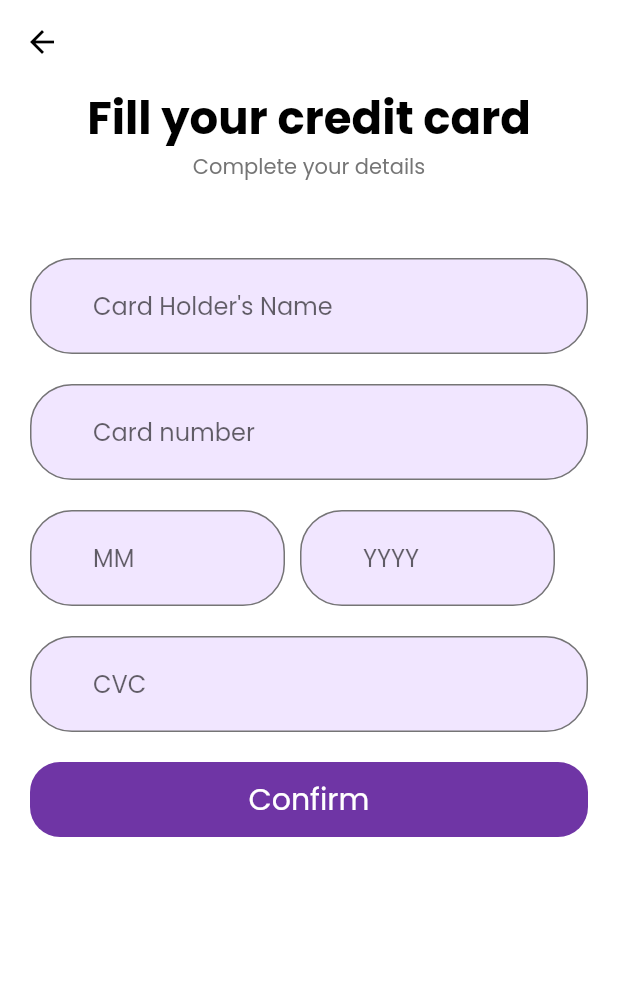
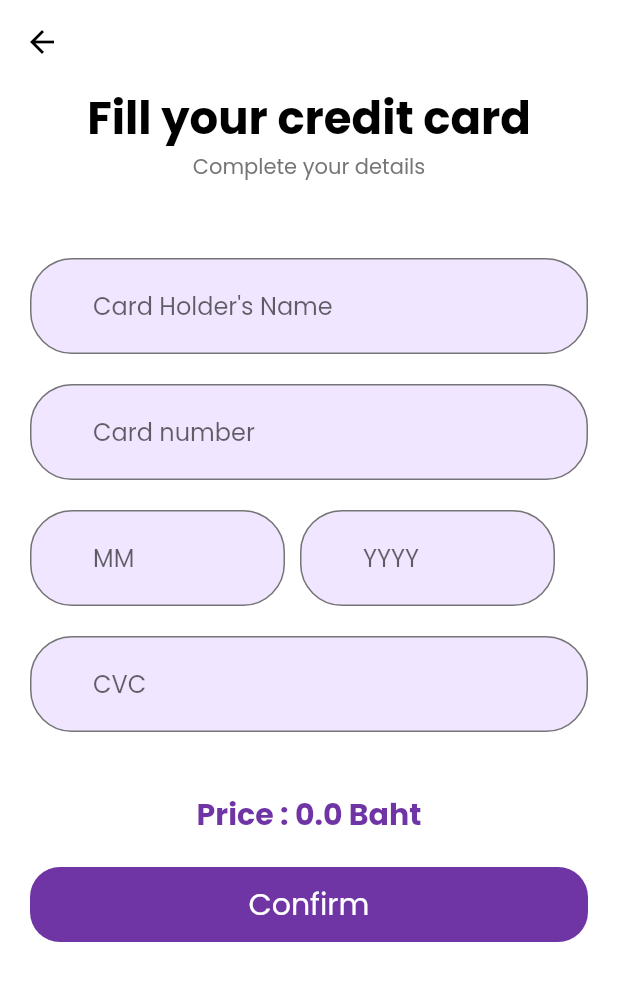
Before and after one commit to bbestbt/Smart-Locker, a Flutter app: the CreditScreen screen opened directly with empty values, on a phone screen of 412 x 824 dp. Shown: the top 981 px of the screen. Run offline on Flutter 3.47's test engine with Material 2 defaults, Android fonts, the phone set to English and light mode, and no system bars; our stand-ins replace flutter_svg, get_it, mask_text_input_formatter, shared_preferences; missing offline and left inert: barcode_scan, email_auth; accounts and stored records are empty.

Commit message:
show price in payment

```diff
--- a/lib/screens/booked_detail/booked_form.dart
+++ b/lib/screens/booked_detail/booked_form.dart
@@ -216,7 +216,7 @@ class _BookedFormState extends State<BookedForm> {
             height: 20,
           ),
 
-          Text(lockerId.toString()),
+          //Text(lockerId.toString()),
           //  Text(email),
 
           // Row(
--- /dev/null
+++ b/lib/screens/booked_detail/lockerOption.dart
@@ -0,0 +1,4 @@
+import 'package:flutter/material.dart';
+import 'package:http/http.dart' as http;
+import 'dart:convert';
+import 'package:shared_preferences/shared_preferences.dart';
--- a/lib/screens/payment/card/creditCard.dart
+++ b/lib/screens/payment/card/creditCard.dart
@@ -18,14 +18,8 @@ class CreditCard extends StatefulWidget {
   _CreditCardState createState() => _CreditCardState(price);
 }
 
-Future<CardModel> addCard(
-  String name,
-  String cardNumber,
-  int month,
-  int year,
-  String cvc,
-  double price
-) async {
+Future<CardModel> addCard(String name, String cardNumber, int month, int year,
+    String cvc, double price) async {
   var response = await http.post(
       Uri.https('smart-locker-api.azurewebsites.net', 'api/Charge/pay'),
       headers: {
@@ -118,6 +112,17 @@ class _CreditCardState extends State<CreditCard> {
             buildCVCFormField(),
             SizedBox(height: 20),
             FormError(errors: errors),
+            SizedBox(height: 20),
+            Row(
+              mainAxisAlignment: MainAxisAlignment.center,
+              children: [
+                Text("Price : ",style: TextStyle(fontSize: 20,color: Color(0xFF6F35A5),fontWeight: FontWeight.bold),),
+                Text(
+                  price.toString() + " Baht",style: TextStyle(fontSize: 20,color: Color(0xFF6F35A5),fontWeight: FontWeight.bold),
+                ),
+              ],
+            ),
+            SizedBox(height: 20),
             DefaultButton(
               text: "Confirm",
               press: () async {
@@ -133,8 +138,8 @@ class _CreditCardState extends State<CreditCard> {
                   print(year);
                   print(cvc);
 
-                  CardModel data =
-                      await addCard(name, cardNumber, month, year, cvc, this.price);
+                  CardModel data = await addCard(
+                      name, cardNumber, month, year, cvc, this.price);
                   setState(() {
                     _cardModel = data;
                   });
@@ -145,7 +150,7 @@ class _CreditCardState extends State<CreditCard> {
                 }
               },
             ),
-          //  Center(child: userName == '' ? Text('') : Text(userName)),
+            //  Center(child: userName == '' ? Text('') : Text(userName)),
           ],
         ),
       ),
```
